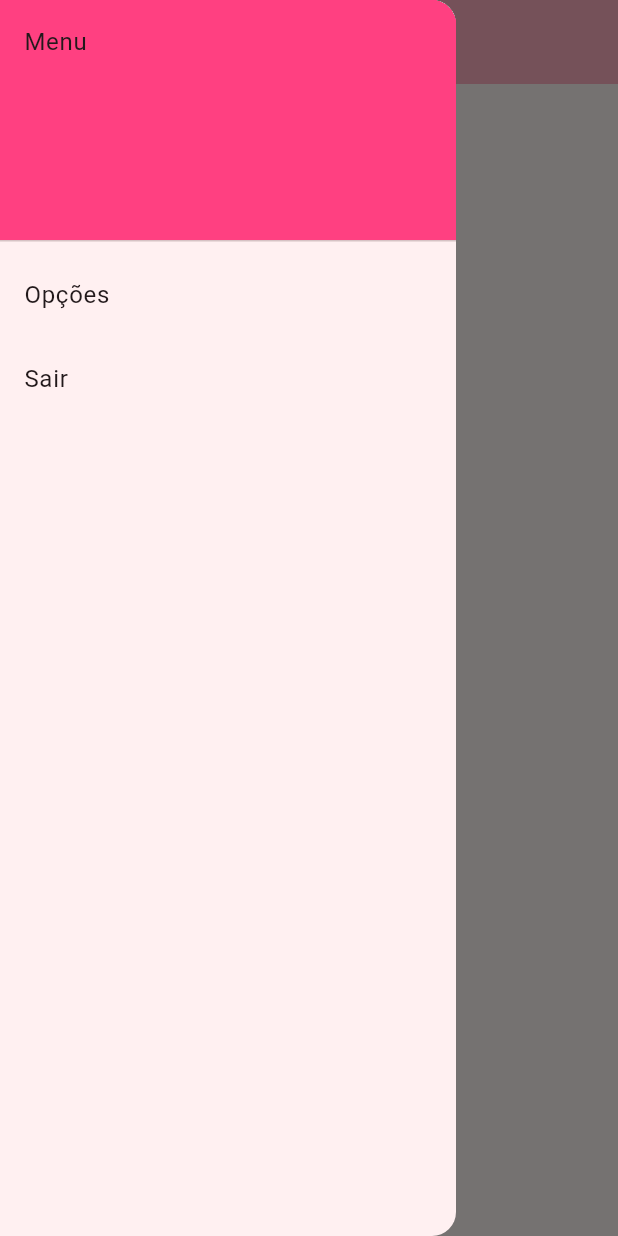
After one commit to Luana-RB/Emprestai, a Flutter app: the screen it shows after launch, with the side drawer open, on a phone screen of 412 x 824 dp. The commit adds this screen. Run offline on Flutter 3.47's test engine with Material 2 defaults, Android fonts, the phone set to English and light mode, and no system bars.

Commit message:
created appbar file

```diff
--- /dev/null
+++ b/lib/appbar.dart
@@ -0,0 +1,59 @@
+import 'package:flutter/material.dart';
+
+class AppBarPage extends StatefulWidget {
+  const AppBarPage({super.key, required this.title});
+  final String title;
+
+  @override
+  State<AppBarPage> createState() => _AppBarState();
+}
+
+class _AppBarState extends State<AppBarPage> {
+  @override
+  Widget build(BuildContext context) {
+    return Scaffold(
+      appBar: AppBar(
+        backgroundColor: Theme.of(context).colorScheme.inversePrimary,
+        title: Text(widget.title),
+        centerTitle: true,
+        leading: Builder(
+          builder: (BuildContext context) {
+            return IconButton(
+              icon: const Icon(Icons.menu),
+              onPressed: () {
+                Scaffold.of(context)
+                    .openDrawer(); // Abre o drawer (menu lateral)
+              },
+            );
+          },
+        ),
+      ),
+      drawer: Drawer(
+        child: ListView(
+          padding: EdgeInsets.zero,
+          children: <Widget>[
+            const DrawerHeader(
+              decoration: BoxDecoration(
+                color: Colors.pinkAccent,
+              ),
+              child: Text('Menu'),
+            ),
+            ListTile(
+              title: const Text('Opções'),
+              onTap: () {
+                // Adicione a lógica para o item 1 aqui
+              },
+            ),
+            ListTile(
+              title: const Text('Sair'),
+              onTap: () {
+                // Adicione a lógica para o item 2 aqui
+              },
+            ),
+            // Adicione mais itens do menu lateral, se necessário
+          ],
+        ),
+      ),
+    );
+  }
+}
--- a/lib/main.dart
+++ b/lib/main.dart
@@ -1,6 +1,7 @@
 import 'package:flutter/material.dart';
 //import 'pages/perguntas.dart';
-import './home.dart';
+//import './home.dart';
+import './appbar.dart';
 
 void main() {
   runApp(const MyApp());
@@ -18,7 +19,8 @@ class MyApp extends StatelessWidget {
         colorScheme: ColorScheme.fromSeed(seedColor: Colors.pinkAccent),
         useMaterial3: true,
       ),
-      home: const MyHomePage(title: 'Emprestaí'),
+      home: const AppBarPage(title: 'Emprestaí'),
+      debugShowCheckedModeBanner: false,
     );
   }
 }
```
Also changed, not shown: lib/home.dart (+1 -46 lines).
